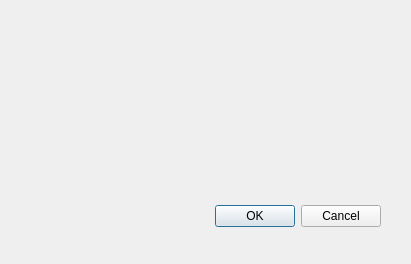
This is dialog.ui in yuly16/ChatRoom as Qt 5 draws it before an edit. The edited form follows.
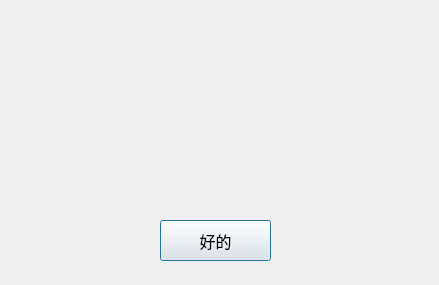
This is the edited form.

```diff
--- a/dialog.ui
+++ b/dialog.ui
@@ -6,42 +6,26 @@
    <rect>
     <x>0</x>
     <y>0</y>
-    <width>411</width>
-    <height>264</height>
+    <width>439</width>
+    <height>285</height>
    </rect>
   </property>
   <property name="windowTitle">
    <string>warning</string>
   </property>
-  <widget class="QDialogButtonBox" name="buttonBox">
-   <property name="geometry">
-    <rect>
-     <x>40</x>
-     <y>200</y>
-     <width>341</width>
-     <height>32</height>
-    </rect>
-   </property>
-   <property name="orientation">
-    <enum>Qt::Horizontal</enum>
-   </property>
-   <property name="standardButtons">
-    <set>QDialogButtonBox::Cancel|QDialogButtonBox::Ok</set>
-   </property>
-  </widget>
   <widget class="QLabel" name="label">
    <property name="geometry">
     <rect>
-     <x>80</x>
-     <y>40</y>
-     <width>241</width>
-     <height>111</height>
+     <x>50</x>
+     <y>30</y>
+     <width>331</width>
+     <height>141</height>
     </rect>
    </property>
    <property name="font">
     <font>
      <family>黑体</family>
-     <pointsize>14</pointsize>
+     <pointsize>10</pointsize>
     </font>
    </property>
    <property name="text">
@@ -51,6 +35,25 @@
     <set>Qt::AlignHCenter|Qt::AlignTop</set>
    </property>
   </widget>
+  <widget class="QPushButton" name="pushButton">
+   <property name="geometry">
+    <rect>
+     <x>160</x>
+     <y>220</y>
+     <width>111</width>
+     <height>41</height>
+    </rect>
+   </property>
+   <property name="font">
+    <font>
+     <family>黑体</family>
+     <pointsize>12</pointsize>
+    </font>
+   </property>
+   <property name="text">
+    <string>好的</string>
+   </property>
+  </widget>
  </widget>
  <resources/>
  <connections>
```
Left out of the diff: 35 changed lines with no effect on the pictures.
